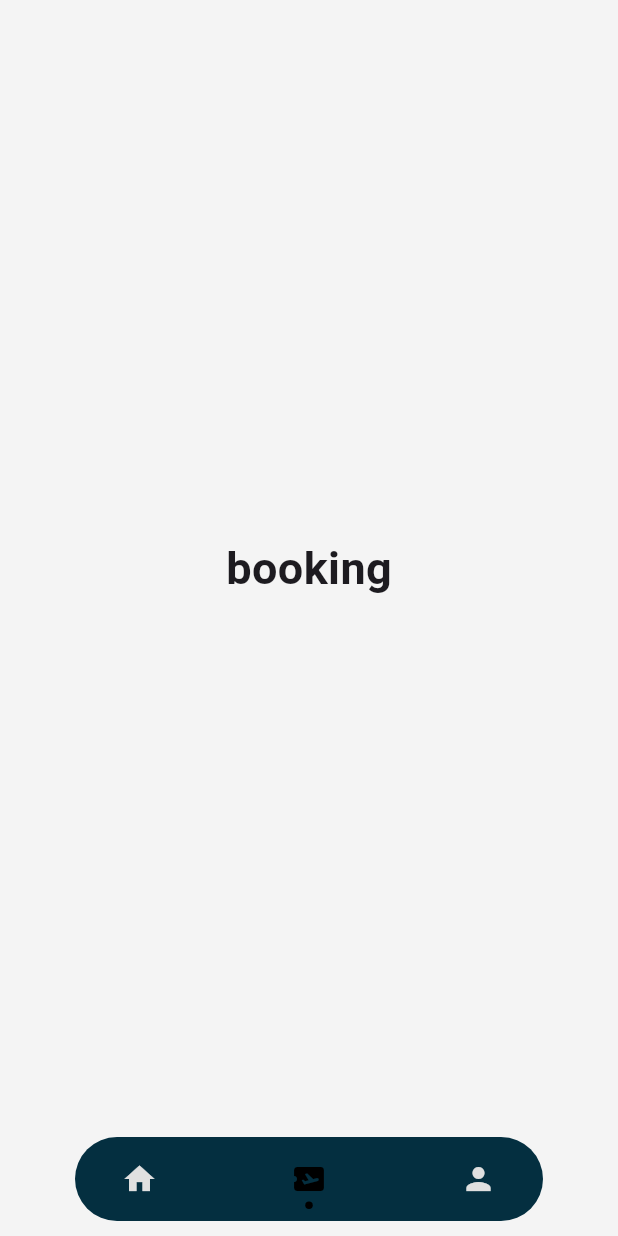
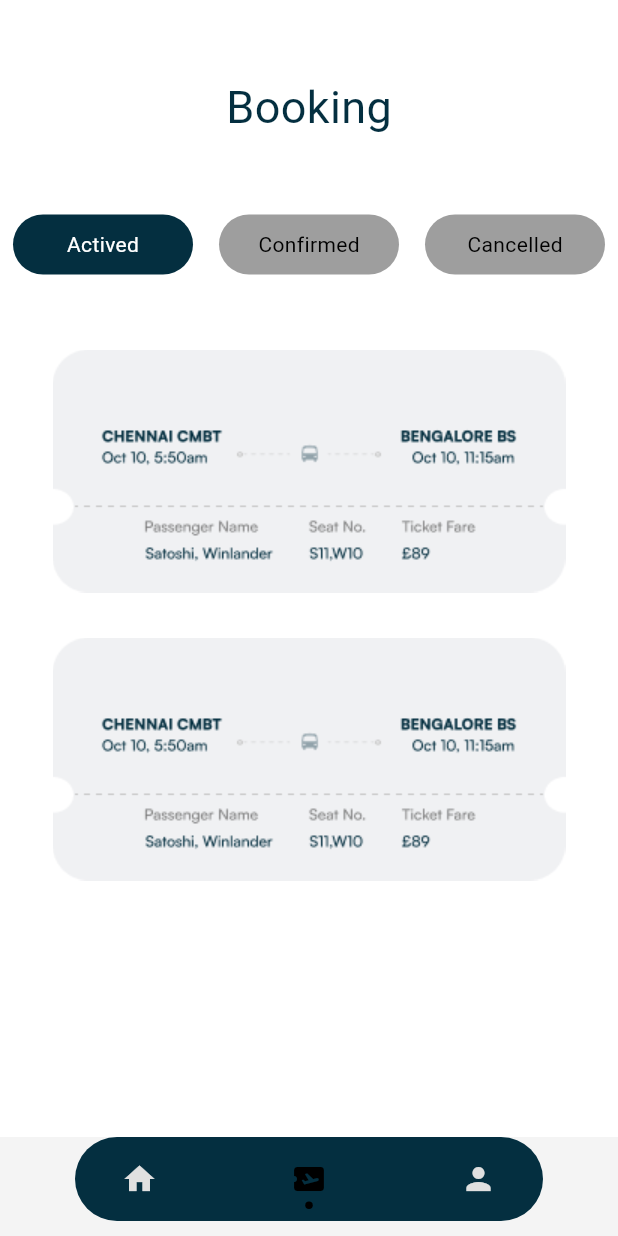
Before and after one commit to yas2003ser/bus_booking, a Flutter app: the HomeScreen screen opened by its route, item 2 of the bottom bar chosen, on a phone screen of 412 x 824 dp. Run offline on Flutter 3.47's test engine with Material 3 defaults, Android fonts, the light colour scheme and no system bars; drawn by our look-alikes of dot_navigation_bar; our stand-ins replace another_flutter_splash_screen, flutter_riverpod.

Commit message:
booking screen

```diff
--- a/lib/config/theme/theme.dart
+++ b/lib/config/theme/theme.dart
@@ -5,6 +5,7 @@ import "package:flutter/material.dart";
 
 ThemeData lightTheme() {
   return ThemeData(
+    useMaterial3: true,
     primaryColor: AppColors.kBlackColor,
     scaffoldBackgroundColor: AppColors.bgColor,
     textTheme: const TextTheme(
--- a/lib/core/util/img_assets.dart
+++ b/lib/core/util/img_assets.dart
@@ -1,4 +1,5 @@
 class ImgAssets {
   static const String logo = 'assets/logo.png';
+  static const String tickets = 'assets/tickets.png';
 
 }
--- /dev/null
+++ b/lib/provider/button_state_provide.dart
@@ -0,0 +1,14 @@
+import 'package:flutter_riverpod/flutter_riverpod.dart';
+
+class ButtonStateNotifier extends StateNotifier<int> {
+  ButtonStateNotifier() : super(0);
+
+  void setActiveButton(int index) {
+    state = index;
+  }
+}
+
+final buttonStateProvider =
+    StateNotifierProvider<ButtonStateNotifier, int>((ref) {
+  return ButtonStateNotifier();
+});
--- a/lib/screens/navBarScreens/booking.dart
+++ b/lib/screens/navBarScreens/booking.dart
@@ -1,16 +1,39 @@
-import 'package:flutter/cupertino.dart';
+import 'package:bus_booking/core/util/img_assets.dart';
+import 'package:bus_booking/widgets/button_state.dart';
+import 'package:flutter/material.dart';
 
 class Booking extends StatelessWidget {
   const Booking({super.key});
 
   @override
   Widget build(BuildContext context) {
-    return  const Center(
-      child: Text(
-        'booking',
-        style: TextStyle(
-          fontSize: 30,
-          fontWeight: FontWeight.bold,
+    final List<String> text = ['Actived', 'Confirmed', 'Cancelled'];
+    return Center(
+      child: Container(
+        color: Colors.white,
+        child: Column(
+          children: [
+            const SizedBox(height: 50),
+            const Text(
+              'Booking',
+              style: TextStyle(
+                fontSize: 30,
+                color: Color(0xff042F40),
+              ),
+            ),
+            const SizedBox(height: 50),
+            Row(
+              mainAxisAlignment: MainAxisAlignment.spaceAround,
+              children: [
+                for (int i = 0; i < 3; i++)
+                  ButtonState(index: i, text: text[i]),
+              ],
+            ),
+            const SizedBox(height: 50),
+            Image.asset(ImgAssets.tickets),
+            const SizedBox(height: 30),
+            Image.asset(ImgAssets.tickets),
+          ],
         ),
       ),
     );
--- /dev/null
+++ b/lib/widgets/button_state.dart
@@ -0,0 +1,34 @@
+import 'package:bus_booking/provider/button_state_provide.dart';
+import 'package:flutter/material.dart';
+import 'package:flutter_riverpod/flutter_riverpod.dart';
+
+class ButtonState extends ConsumerWidget {
+  const ButtonState({super.key, required this.index, required this.text});
+  final int index;
+  final String text;
+  @override
+  Widget build(BuildContext context, WidgetRef ref) {
+    final buttonState = ref.watch(buttonStateProvider);
+    return InkWell(
+      onTap: () {
+        ref.read(buttonStateProvider.notifier).setActiveButton(index);
+      },
+      child: Container(
+        width: 120,
+        height: 40,
+        decoration: BoxDecoration(
+          color: buttonState == index ? const Color(0xff042F40) : Colors.grey,
+          borderRadius: const BorderRadius.all(Radius.circular(20)),
+        ),
+        child: Center(
+          child: Text(
+            text,
+            style: TextStyle(
+              color: buttonState == index ? Colors.white : Colors.black,
+            ),
+          ),
+        ),
+      ),
+    );
+  }
+}
--- a/pubspec.yaml
+++ b/pubspec.yaml
@@ -52,7 +52,7 @@ flutter:
 
   # To add assets to your application, add an assets section, like this:
   assets:
-    - assets/logo.png
+    - assets/
   #   - images/a_dot_ham.jpeg
   # An image asset can refer to one or more resolution-specific "variants", see
   # https://flutter.dev/assets-and-images/#resolution-aware
```
Also changed, not shown: assets/tickets.png (added).
